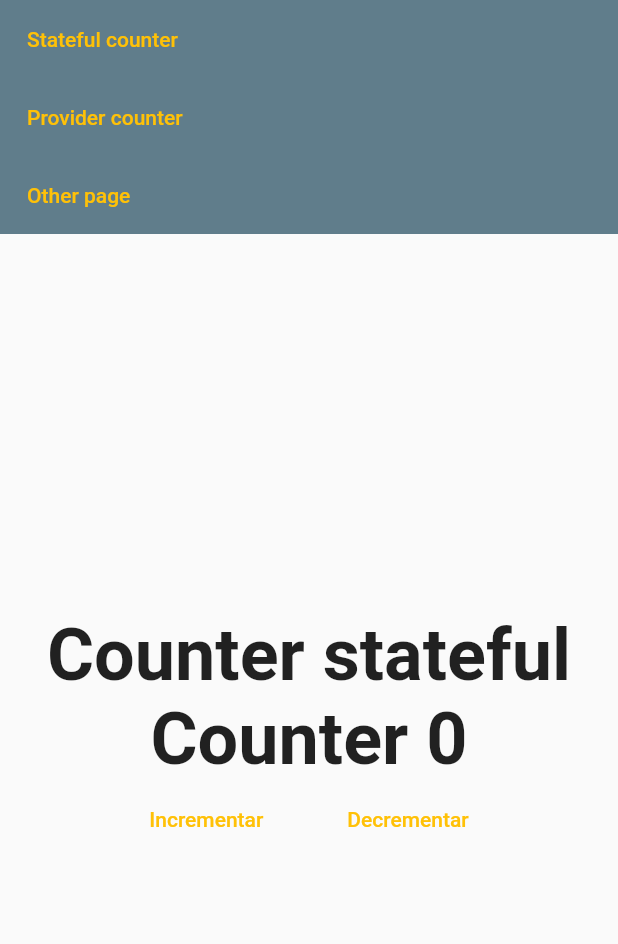
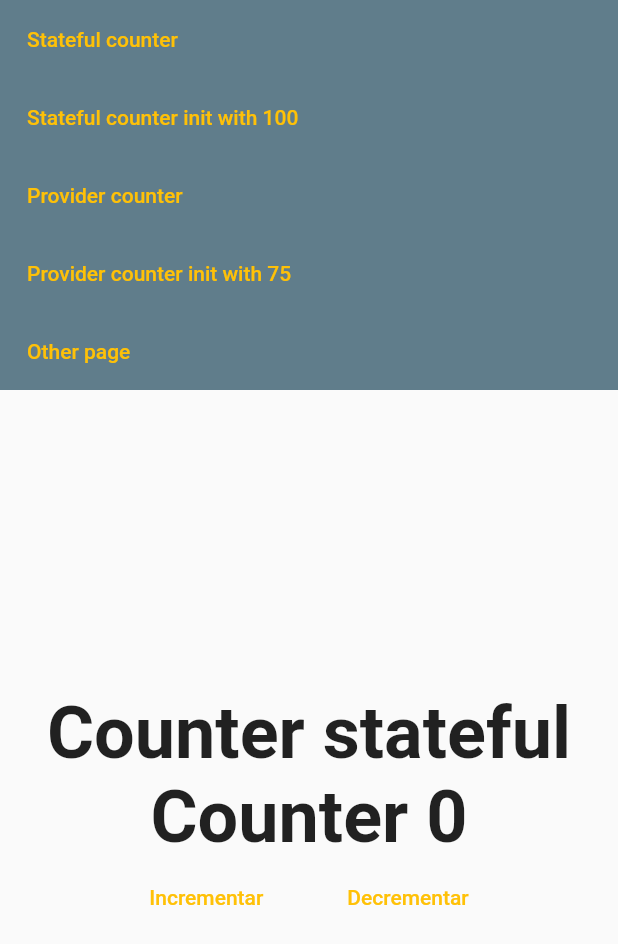
Before and after one commit to IdGalarzaSa/FlutterWebBasicsRoutes, a Flutter app: the screen it shows after launch, on a phone screen of 412 x 824 dp. Shown: the top 944 px of the screen. Run offline on Flutter 3.47's test engine with Material 2 defaults, Android fonts, the phone set to English and light mode, and no system bars; our stand-ins replace fluro, get_it.

Commit message:
Responsive menu

```diff
--- a/lib/ui/shared/custom_app_menu.dart
+++ b/lib/ui/shared/custom_app_menu.dart
@@ -71,36 +71,36 @@ class _VerticalMenu extends StatelessWidget {
         child: Column(
           crossAxisAlignment: CrossAxisAlignment.start,
           children: [
-            Container(
-              width: double.infinity,
-              child: CustomTextButton(
+            CustomTextButton(
               buttonFunction: () =>
                   // Navigator.pushNamed(context, CounterStatefulView.ROUTE_NAME),
                   locator<NavigationService>()
                       .navigateTo(CounterStatefulView.ROUTE_NAME),
               buttonText: "Stateful counter",
-                textAlignment: Alignment.centerLeft,
-              ),
             ),
             SizedBox(width: 10),
-            Container(
-              width: double.infinity,
-              child: CustomTextButton(
+            CustomTextButton(
+              buttonFunction: () => locator<NavigationService>()
+                  .navigateTo("${CounterStatefulView.ROUTE_NAME}/100"),
+              buttonText: "Stateful counter init with 100",
+            ),
+            SizedBox(width: 10),
+            CustomTextButton(
               buttonFunction: () => locator<NavigationService>()
                   .navigateTo(CounterProviderView.ROUTE_NAME),
               buttonText: "Provider counter",
-                textAlignment: Alignment.centerLeft,
-              ),
             ),
             SizedBox(width: 10),
-            Container(
-              width: double.infinity,
-              child: CustomTextButton(
+            CustomTextButton(
+              buttonFunction: () => locator<NavigationService>()
+                  .navigateTo("${CounterProviderView.ROUTE_NAME}?q=75"),
+              buttonText: "Provider counter init with 75",
+            ),
+            SizedBox(width: 10),
+            CustomTextButton(
               buttonFunction: () =>
                   locator<NavigationService>().navigateTo("/ddasda1232132"),
               buttonText: "Other page",
-                textAlignment: Alignment.centerLeft,
-              ),
             ),
             SizedBox(width: 10)
           ],
```
Lines whose indentation alone changed are shown as unchanged.
